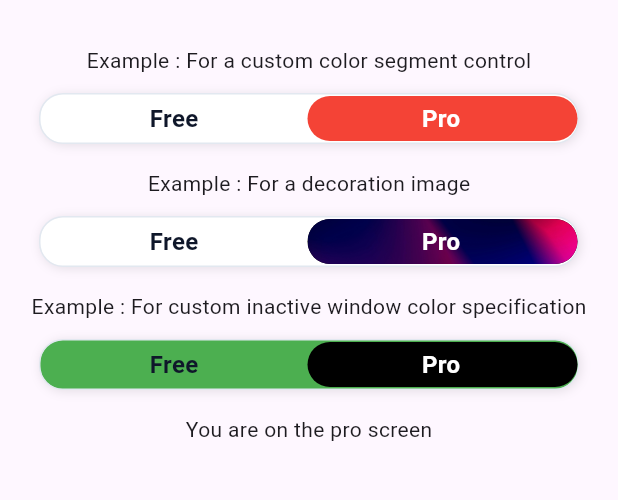
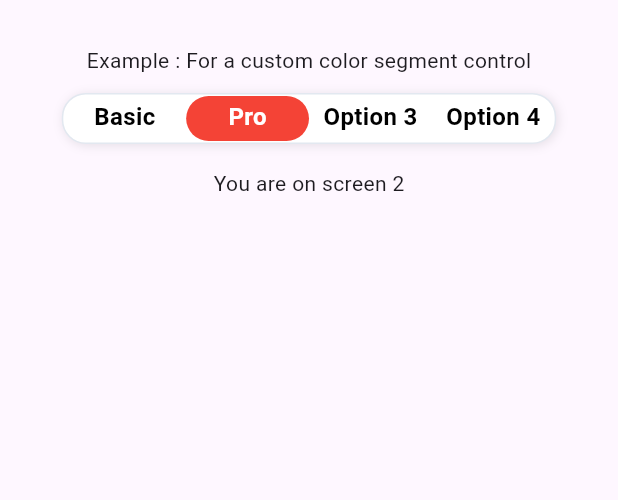
Before and after one commit to dakshvasudev/custom_segment_control, a Flutter app: the screen it shows after launch, after a tap on "Pro", on a phone screen of 412 x 824 dp, the part 63-563 px from its top. Run offline on Flutter 3.47's test engine with Material 3 defaults, Android fonts, the phone set to English and light mode, and no system bars.

Commit message:
feat: working on multi segment control setup

```diff
--- a/example/lib/main.dart
+++ b/example/lib/main.dart
@@ -29,7 +29,7 @@ class MyApp extends StatefulWidget {
 }
 
 class _MyAppState extends State<MyApp> {
-  bool _pro = false;
+  int _stringValue = 0;
 
   @override
   Widget build(BuildContext context) {
@@ -45,67 +45,68 @@ class _MyAppState extends State<MyApp> {
           const Text('Example : For a custom color segment control'),
           Center(
             child: CustomSegmentControl(
-              option1Text: 'Free',
-              option2Text: 'Pro',
-              onOptionChange: (isProMode) {
+              options: const ['Basic', 'Pro', 'Option 3', 'Option 4'],
+              onOptionChange: (value) {
                 setState(() {
-                  _pro = isProMode;
+                  _stringValue = value;
                 });
               },
-              option1SelectedColor: Colors.black,
-              option2SelectedColor: Colors.red,
+              boxWidth: MediaQuery.sizeOf(context).width * 0.8,
+              selectedBackgroundColor: Colors.red,
+              unselectedTextColor: Colors.black,
               fontSize: 16,
               fontWeight: FontWeight.bold,
             ),
           ),
+          // const SizedBox(
+          //   height: 16,
+          // ),
+          // const Text('Example : For a decoration image'),
+          // Center(
+          //   child: CustomSegmentControl(
+          //     option1Text: 'Free',
+          //     option2Text: 'Pro',
+          //     onOptionChange: (isProMode) {
+          //       setState(() {
+          //         _pro = isProMode;
+          //       });
+          //     },
+          //     option1SelectedColor: Colors.black,
+          //     option2DecorationImage: const DecorationImage(
+          //       image: AssetImage('assets/images/example1.jpg'),
+          //       fit: BoxFit.fitWidth,
+          //     ),
+          //     fontSize: 16,
+          //     fontWeight: FontWeight.bold,
+          //   ),
+          // ),
+          // const SizedBox(
+          //   height: 16,
+          // ),
+          // const Text(
+          //   'Example : For custom inactive window color specification',
+          // ),
+          // Center(
+          //   child: CustomSegmentControl(
+          //     option1Text: 'Free',
+          //     option2Text: 'Pro',
+          //     onOptionChange: (isProMode) {
+          //       setState(() {
+          //         _pro = isProMode;
+          //       });
+          //     },
+          //     backgroundColor: Colors.green,
+          //     option1SelectedColor: Colors.black,
+          //     fontSize: 16,
+          //     fontWeight: FontWeight.bold,
+          //   ),
+          // ),
           const SizedBox(
             height: 16,
           ),
-          const Text('Example : For a decoration image'),
-          Center(
-            child: CustomSegmentControl(
-              option1Text: 'Free',
-              option2Text: 'Pro',
-              onOptionChange: (isProMode) {
-                setState(() {
-                  _pro = isProMode;
-                });
-              },
-              option1SelectedColor: Colors.black,
-              option2DecorationImage: const DecorationImage(
-                image: AssetImage('assets/images/example1.jpg'),
-                fit: BoxFit.fitWidth,
-              ),
-              fontSize: 16,
-              fontWeight: FontWeight.bold,
-            ),
-          ),
-          const SizedBox(
-            height: 16,
-          ),
-          const Text(
-            'Example : For custom inactive window color specification',
-          ),
-          Center(
-            child: CustomSegmentControl(
-              option1Text: 'Free',
-              option2Text: 'Pro',
-              onOptionChange: (isProMode) {
-                setState(() {
-                  _pro = isProMode;
-                });
-              },
-              backgroundColor: Colors.green,
-              option1SelectedColor: Colors.black,
-              fontSize: 16,
-              fontWeight: FontWeight.bold,
-            ),
-          ),
-          const SizedBox(
-            height: 16,
-          ),
-          if (_pro) const Text('You are on the pro screen'),
-          if (!_pro) const Text('You are on the free screen'),
+          Text(
+            'You are on screen ${_stringValue + 1}',
+          )
         ],
       ),
     );
--- a/example/pubspec.yaml
+++ b/example/pubspec.yaml
@@ -35,6 +35,11 @@ dependencies:
   # Use with the CupertinoIcons class for iOS style icons.
   cupertino_icons: ^1.0.6
   custom_segment_control:
+    # When depending on this package from a real application you should use:
+    #   custom_segment_control: ^x.y.z
+    # See https://dart.dev/tools/pub/dependencies#version-constraints
+    # The example app is bundled with the plugin so we use a path dependency on
+    # the parent directory to use the current plugin's version.
     path: ../
 
 dev_dependencies:
--- a/lib/src/segment_control.dart
+++ b/lib/src/segment_control.dart
@@ -1,37 +1,37 @@
 import 'package:flutter/material.dart';
 
 class CustomSegmentControl extends StatefulWidget {
-  final ValueChanged<bool> onOptionChange;
-  final bool option2Selected;
-  final String option1Text;
-  final String option2Text;
+  final ValueChanged<int> onOptionChange;
+  final List<String> options;
+  final double? boxWidth;
   final double? fontSize;
   final Color? backgroundColor;
   final Color? borderColor;
-  final Color? option1SelectedColor;
-  final Color? option2SelectedColor;
+  final Color? selectedBackgroundColor;
+  final Color? selectedTextColor;
+  final Color? unselectedTextColor;
   final List<BoxShadow>? boxShadow;
   final Curve? animationCurve;
   final FontWeight? fontWeight;
-  final DecorationImage? option1DecorationImage;
-  final DecorationImage? option2DecorationImage;
+  final List<DecorationImage?>? decorationImages;
+  final int initialSelectedIndex;
 
   const CustomSegmentControl({
     super.key,
     required this.onOptionChange,
-    required this.option1Text,
-    required this.option2Text,
+    required this.options,
+    this.boxWidth,
     this.backgroundColor,
     this.borderColor,
     this.fontSize,
     this.boxShadow,
     this.animationCurve,
     this.fontWeight,
-    this.option1DecorationImage,
-    this.option2DecorationImage,
-    this.option2Selected = true,
-    this.option1SelectedColor = Colors.black,
-    this.option2SelectedColor = Colors.black,
+    this.decorationImages,
+    this.initialSelectedIndex = 0,
+    this.selectedBackgroundColor = Colors.black,
+    this.unselectedTextColor = Colors.black,
+    this.selectedTextColor = Colors.white,
   });
 
   @override
@@ -39,36 +39,37 @@ class CustomSegmentControl extends StatefulWidget {
 }
 
 class _CustomSegmentControlState extends State<CustomSegmentControl> {
-  late bool _isSecondOptionSelected;
+  late int _selectedIndex;
   final _animationDuration = 150;
 
   @override
   void initState() {
     super.initState();
-    _isSecondOptionSelected = widget.option2Selected;
+    _selectedIndex = widget.initialSelectedIndex;
   }
 
   void _onDragUpdate(DragUpdateDetails details) {
-    if (details.primaryDelta! < -10) {
     setState(() {
-        _isSecondOptionSelected = false;
+      if (details.primaryDelta! < -10 &&
+          _selectedIndex < widget.options.length - 1) {
+        _selectedIndex++;
+      } else if (details.primaryDelta! > 10 && _selectedIndex > 0) {
+        _selectedIndex--;
+      }
+      Future.delayed(Duration(milliseconds: _animationDuration))
+          .then((value) => {widget.onOptionChange(_selectedIndex)});
     });
-      Future.delayed(Duration(milliseconds: _animationDuration))
-          .then((value) => {widget.onOptionChange(false)});
-    } else if (details.primaryDelta! > 10) {
-      setState(() {
-        _isSecondOptionSelected = true;
-      });
-      Future.delayed(Duration(milliseconds: _animationDuration))
-          .then((value) => {widget.onOptionChange(true)});
-    }
   }
 
   @override
   Widget build(BuildContext context) {
+    final optionWidth = (widget.boxWidth ?? MediaQuery.sizeOf(context).width) /
+            widget.options.length -
+        (2 / widget.options.length);
+
     return Center(
       child: Container(
-        width: 360,
+        width: widget.boxWidth ?? MediaQuery.sizeOf(context).width,
         height: 34,
         margin: const EdgeInsets.only(top: 12),
         decoration: BoxDecoration(
@@ -91,78 +92,53 @@ class _CustomSegmentControlState extends State<CustomSegmentControl> {
             AnimatedAlign(
               curve: widget.animationCurve ?? Curves.easeInOut,
               duration: Duration(milliseconds: _animationDuration),
-              alignment: _isSecondOptionSelected
-                  ? Alignment.centerRight
-                  : Alignment.centerLeft,
+              alignment: Alignment(
+                  -1 + 2 * _selectedIndex / (widget.options.length - 1), 0),
               child: Container(
-                width: 180,
+                width: optionWidth,
                 height: 30,
                 decoration: BoxDecoration(
-                  color: _isSecondOptionSelected
-                      ? widget.option2SelectedColor
-                      : widget.option1SelectedColor,
-                  image: _isSecondOptionSelected
-                      ? widget.option2DecorationImage
-                      : widget.option1DecorationImage,
+                  color: widget.selectedBackgroundColor,
+                  image: widget.decorationImages != null
+                      ? widget.decorationImages![_selectedIndex]
+                      : null,
                   borderRadius: BorderRadius.circular(16),
                 ),
               ),
             ),
             Row(
-              children: [
-                GestureDetector(
+              children: List.generate(
+                widget.options.length,
+                (index) {
+                  return GestureDetector(
                     onTap: () {
                       setState(() {
-                      _isSecondOptionSelected = false;
+                        _selectedIndex = index;
                       });
                       Future.delayed(Duration(milliseconds: _animationDuration))
-                        .then((value) => {widget.onOptionChange(false)});
+                          .then((value) =>
+                              {widget.onOptionChange(_selectedIndex)});
                     },
                     onHorizontalDragUpdate: _onDragUpdate,
                     child: Container(
                       height: 30,
-                    width: 178,
+                      width: optionWidth,
                       color: Colors.transparent,
                       alignment: Alignment.center,
                       child: Text(
-                      widget.option1Text,
+                        widget.options[index],
                         style: TextStyle(
                           fontSize: widget.fontSize ?? 14,
                           fontWeight: widget.fontWeight ?? FontWeight.w600,
-                        color: _isSecondOptionSelected
-                            ? const Color(0xff0F172A)
-                            : Colors.white,
+                          color: _selectedIndex == index
+                              ? widget.selectedTextColor
+                              : widget.unselectedTextColor,
                         ),
                       ),
                     ),
+                  );
+                },
               ),
-                GestureDetector(
-                  onTap: () {
-                    setState(() {
-                      _isSecondOptionSelected = true;
-                    });
-                    Future.delayed(Duration(milliseconds: _animationDuration))
-                        .then((value) => {widget.onOptionChange(true)});
-                  },
-                  onHorizontalDragUpdate: _onDragUpdate,
-                  child: Container(
-                    height: 50,
-                    width: 178,
-                    color: Colors.transparent,
-                    alignment: Alignment.center,
-                    child: Text(
-                      widget.option2Text,
-                      style: TextStyle(
-                        fontSize: widget.fontSize ?? 14,
-                        color: _isSecondOptionSelected
-                            ? Colors.white
-                            : Colors.black,
-                        fontWeight: widget.fontWeight ?? FontWeight.bold,
-                      ),
-                    ),
-                  ),
-                ),
-              ],
             ),
           ],
         ),
```
Also changed, not shown: example/pubspec.lock. Lines whose indentation alone changed are shown as unchanged.
